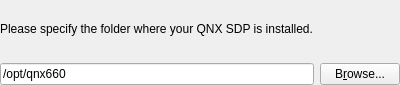
The window that packaging-tools/configurations/pkg_tools/qt.qnx6.sdp/meta/setpathforsdpform.ui (qtproject/qtsdk) describes before a commit, drawn with Qt 5.
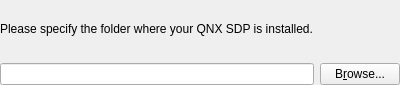
The same window after the commit.

Commit message:
QNX: Fix installers on Windows and Linux
Find all the tools under the SDP path and add .exe to
Windows host tools.

```diff
--- a/packaging-tools/configurations/pkg_tools/qt.qnx6.sdp/meta/setpathforsdpform.ui
+++ b/packaging-tools/configurations/pkg_tools/qt.qnx6.sdp/meta/setpathforsdpform.ui
@@ -52,8 +52,8 @@
      </property>
      <item>
       <widget class="QLineEdit" name="SDPdirectory">
-       <property name="text">
-        <string>/opt/qnx660</string>
+       <property name="readOnly">
+        <bool>true</bool>
        </property>
       </widget>
      </item>
```
The commit also changes 5 other files.
